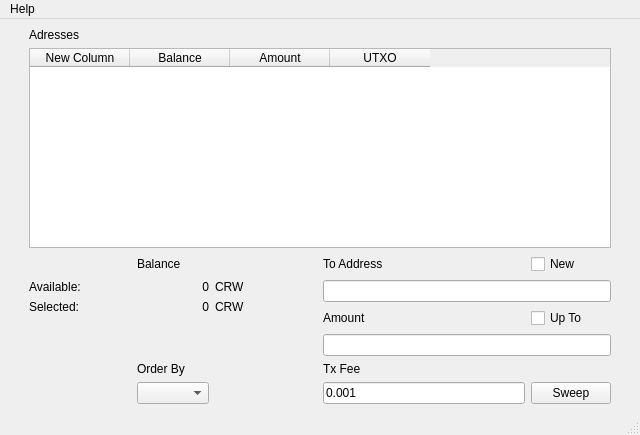
Above: UI/SweeperMainPage.ui from adrianhdez929/crw-sweeper before the change. Below: the same form after it.
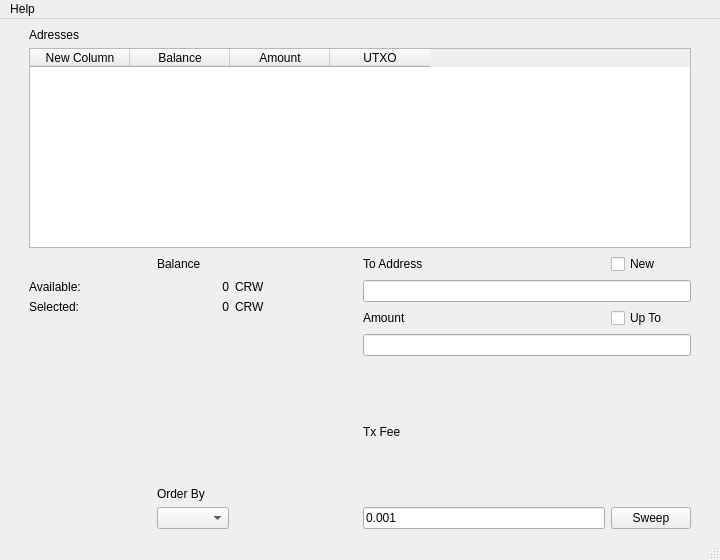
That is the form after the change.

Commit message: Fixed default screen width to 720px'

The edit to the form file:
```diff
--- a/UI/SweeperMainPage.ui
+++ b/UI/SweeperMainPage.ui
@@ -6,8 +6,8 @@
    <rect>
     <x>0</x>
     <y>0</y>
-    <width>640</width>
-    <height>351</height>
+    <width>720</width>
+    <height>560</height>
    </rect>
   </property>
   <property name="sizePolicy">
@@ -325,7 +325,7 @@
     <rect>
      <x>0</x>
      <y>0</y>
-     <width>640</width>
+     <width>720</width>
      <height>24</height>
     </rect>
    </property>
```
